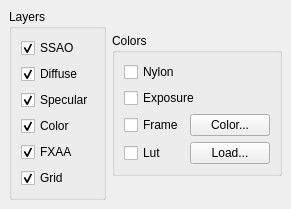
Old version of the form PerryEditor/renderingoptions.ui in the repository APerricone/PerryEngine.
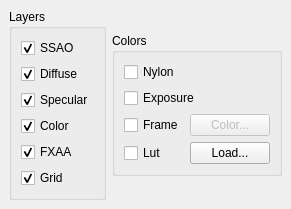
New version of the form.

What changed in the file:
```diff
--- a/PerryEditor/renderingoptions.ui
+++ b/PerryEditor/renderingoptions.ui
@@ -2,6 +2,14 @@
 <ui version="4.0">
  <class>QRenderingOptions</class>
  <widget class="QDockWidget" name="QRenderingOptions">
+  <property name="geometry">
+   <rect>
+    <x>0</x>
+    <y>0</y>
+    <width>264</width>
+    <height>205</height>
+   </rect>
+  </property>
   <property name="locale">
    <locale language="English" country="UnitedStates"/>
   </property>
@@ -131,6 +139,9 @@
          </item>
          <item>
           <widget class="QPushButton" name="pushButton">
+           <property name="enabled">
+            <bool>false</bool>
+           </property>
            <property name="text">
             <string>Color...</string>
            </property>
```
